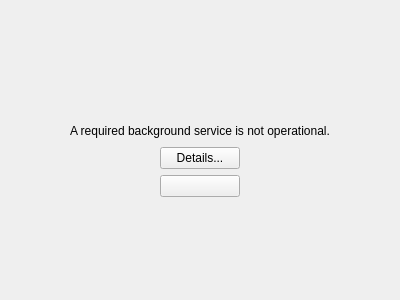
Before: the Qt Designer form src/widgets/erroroverlay.ui in KDE/akonadi, drawn with Qt 5.
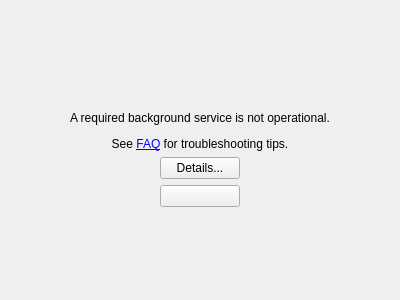
After: the same form once the commit is applied. The open tabs and pages were chosen to show the change.

Commit message: Add link to FAQ on UserBase in ErrorOverlay when Akonadi fails to start

Patch:
```diff
--- a/src/widgets/erroroverlay.ui
+++ b/src/widgets/erroroverlay.ui
@@ -205,7 +205,7 @@
             </size>
            </property>
            <property name="text">
-            <string>A required background service is not operational.</string>
+            <string>&lt;html&gt;&lt;head/&gt;&lt;body&gt;&lt;p&gt;A required background service is not operational.&lt;/p&gt;&lt;p&gt;See &lt;a href=&quot;https://userbase.kde.org/Akonadi#If_Akonadi_Reports_Broken_or_Non-operational&quot;&gt;FAQ&lt;/a&gt; for troubleshooting tips.&lt;/p&gt;&lt;/body&gt;&lt;/html&gt;</string>
            </property>
            <property name="alignment">
             <set>Qt::AlignCenter</set>
```
